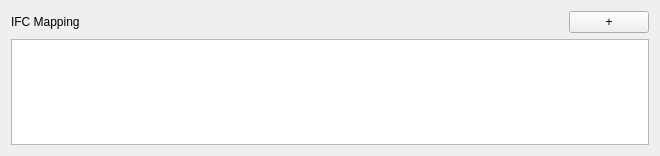
Qt form som_gui/module/ifc_schema/qt/MappingWidget.ui (c-mellueh/SOM-Toolkit) before a commit.
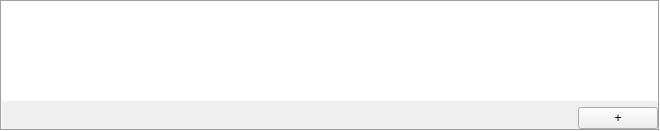
The same form after that commit.

Commit message: restyle ClassInfo

```diff
--- a/som_gui/module/ifc_schema/qt/MappingWidget.ui
+++ b/som_gui/module/ifc_schema/qt/MappingWidget.ui
@@ -1,59 +1,79 @@
 <?xml version="1.0" encoding="UTF-8"?>
 <ui version="4.0">
  <class>MappingWidget</class>
- <widget class="QWidget" name="MappingWidget">
+ <widget class="QFrame" name="MappingWidget">
   <property name="geometry">
    <rect>
     <x>0</x>
     <y>0</y>
     <width>660</width>
-    <height>156</height>
+    <height>131</height>
    </rect>
   </property>
   <property name="windowTitle">
    <string>Form</string>
   </property>
+  <property name="frameShape">
+   <enum>QFrame::Shape::Box</enum>
+  </property>
+  <property name="frameShadow">
+   <enum>QFrame::Shadow::Sunken</enum>
+  </property>
+  <property name="lineWidth">
+   <number>1</number>
+  </property>
+  <property name="midLineWidth">
+   <number>0</number>
+  </property>
   <layout class="QGridLayout" name="gridLayout">
-   <item row="1" column="0">
-    <widget class="QLabel" name="label_ifc_mapping">
-     <property name="sizePolicy">
-      <sizepolicy hsizetype="Preferred" vsizetype="Maximum">
-       <horstretch>0</horstretch>
-       <verstretch>0</verstretch>
-      </sizepolicy>
-     </property>
-     <property name="text">
-      <string>IFC Mapping</string>
-     </property>
-    </widget>
-   </item>
-   <item row="1" column="2">
-    <widget class="QPushButton" name="button_add_ifc">
-     <property name="sizePolicy">
-      <sizepolicy hsizetype="Minimum" vsizetype="Maximum">
-       <horstretch>0</horstretch>
-       <verstretch>0</verstretch>
-      </sizepolicy>
-     </property>
-     <property name="text">
-      <string>+</string>
-     </property>
-    </widget>
-   </item>
-   <item row="3" column="0" colspan="3">
+   <property name="leftMargin">
+    <number>0</number>
+   </property>
+   <property name="topMargin">
+    <number>0</number>
+   </property>
+   <property name="rightMargin">
+    <number>0</number>
+   </property>
+   <property name="bottomMargin">
+    <number>0</number>
+   </property>
+   <item row="3" column="0" colspan="2">
     <widget class="QTableView" name="table_view">
+     <property name="frameShape">
+      <enum>QFrame::Shape::NoFrame</enum>
+     </property>
+     <property name="frameShadow">
+      <enum>QFrame::Shadow::Plain</enum>
+     </property>
      <property name="selectionMode">
       <enum>QAbstractItemView::SelectionMode::NoSelection</enum>
      </property>
      <attribute name="horizontalHeaderStretchLastSection">
       <bool>true</bool>
      </attribute>
+     <attribute name="verticalHeaderVisible">
+      <bool>false</bool>
+     </attribute>
      <attribute name="verticalHeaderCascadingSectionResizes">
       <bool>true</bool>
      </attribute>
     </widget>
    </item>
-   <item row="1" column="1">
+   <item row="4" column="1">
+    <widget class="QPushButton" name="button_add_ifc">
+     <property name="sizePolicy">
+      <sizepolicy hsizetype="Minimum" vsizetype="Maximum">
+       <horstretch>0</horstretch>
+       <verstretch>0</verstretch>
+      </sizepolicy>
+     </property>
+     <property name="text">
+      <string>+</string>
+     </property>
+    </widget>
+   </item>
+   <item row="4" column="0">
     <spacer name="horizontalSpacer">
      <property name="orientation">
       <enum>Qt::Orientation::Horizontal</enum>
```
The commit also changes 10 other files.
